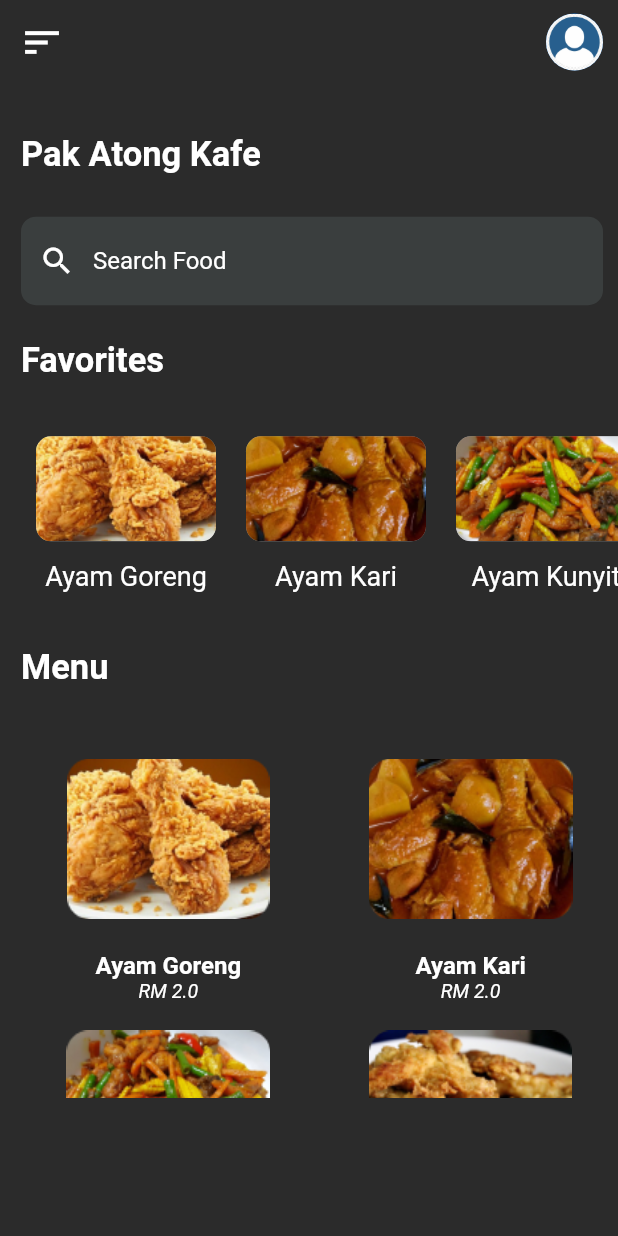
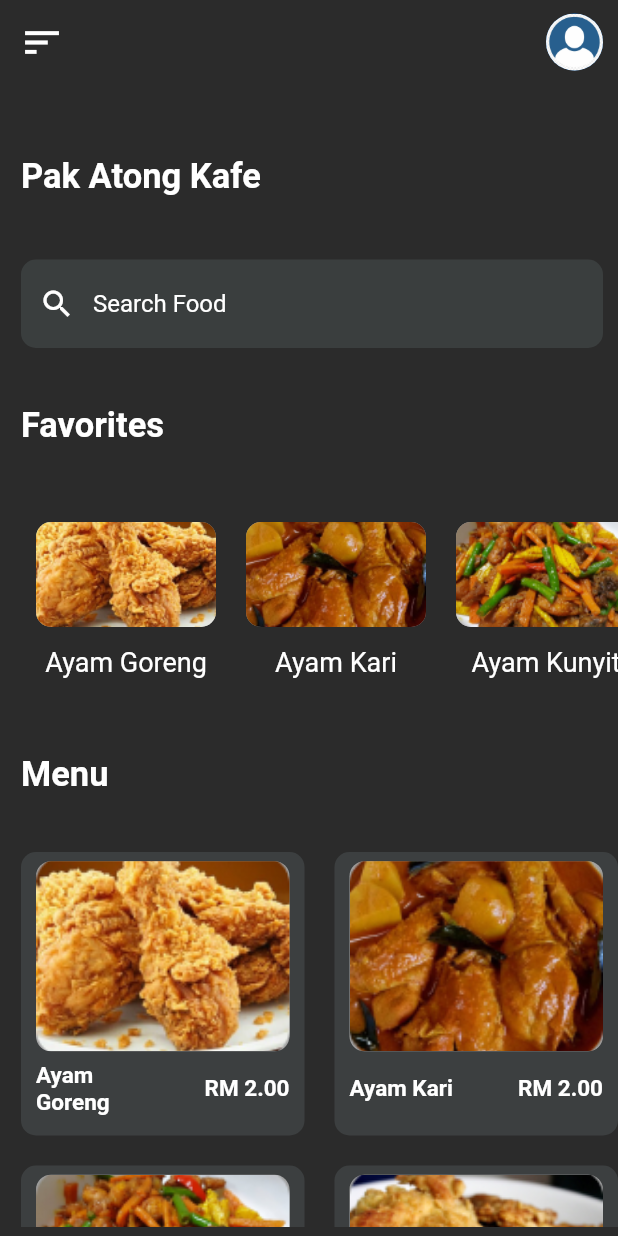
Before and after one commit to UTM-AD-Group-Bolt/Pak-Atong-Kafe-App, a Flutter app: the screen it shows after launch, on a phone screen of 412 x 824 dp. Run offline on Flutter 3.47's test engine with Material 2 defaults, Android fonts, the phone set to English and light mode, and no system bars.

Commit message:
fix homepage bug, favoritepage basic layout

```diff
--- a/lib/HomePage.dart
+++ b/lib/HomePage.dart
@@ -53,72 +53,78 @@ class HomePage extends StatelessWidget {
     );
   }
 
-  Widget _bottomCategories({required String image, required String title, required double price}) {
+  Widget _bottomCategories(
+      {required String image, required String title, required double price}) {
+    if (title == "")
+      return new Container(); //Ros: Returns an empty container if there are no titles
     return Container(
       decoration: BoxDecoration(
-
-        borderRadius: BorderRadius.circular(20.0),
+        color: Color(0xff3c3f40),
+        borderRadius: BorderRadius.circular(10.0),
       ),
       child: Padding(
-        padding: EdgeInsets.all(2.0),
+        padding: EdgeInsets.symmetric(horizontal: 10),
         child: Column(
-
-          mainAxisAlignment: MainAxisAlignment.spaceEvenly,
-          crossAxisAlignment: CrossAxisAlignment.start,
+          mainAxisAlignment: MainAxisAlignment.center,
+          crossAxisAlignment: CrossAxisAlignment.stretch,
           children: [
-
-              Center(
-                child: ClipRRect(
-                  borderRadius: BorderRadius.circular(15.0),
+            AspectRatio(
+              aspectRatio: 4 / 3,
+              child: Expanded(
                 child: Container(
-                    height: 150,
-                    width: 260,
-                    child: Image(
-                      image: AssetImage(image)
+                  decoration: BoxDecoration(
+                    color: Colors.grey,
+                    image: DecorationImage(
+                      fit: BoxFit.cover,
+                      image: AssetImage(image),
                     ),
-
-                  ),
-
-
-
+                    borderRadius: BorderRadius.circular(10.0),
                   ),
                 ),
-
-            Container(
-              height: 10,
+              ),
+            ),
+            Flexible(
+              child: Container(
+                height: 50,
                 child: Column(
                   mainAxisAlignment: MainAxisAlignment.spaceEvenly,
                   crossAxisAlignment: CrossAxisAlignment.start,
                   children: [
-                  Center(
-                    child: Column(
+                    Row(
                       mainAxisAlignment: MainAxisAlignment.spaceBetween,
                       children: [
-                        Text(
+                        Expanded(
+                          child: Text(
                             title,
+                            softWrap: false,
+                            maxLines: 2,
+                            overflow: TextOverflow.ellipsis,
                             style: TextStyle(
-                            fontSize: 16,
+                              fontSize: 15,
                               color: Colors.white,
                               fontWeight: FontWeight.bold,
-
                             ),
                           ),
-                        Text(
-                          'RM $price',
+                        ),
+                        Flexible(
+                          child: Text(
+                            'RM ${price.toStringAsFixed(2)}',
+                            softWrap: false,
+                            maxLines: 1,
+                            textAlign: TextAlign.center,
                             style: TextStyle(
-                            fontSize: 13,
+                              fontSize: 15,
                               color: Colors.white,
-                            fontStyle: FontStyle.italic,
-
+                              fontWeight: FontWeight.bold,
+                            ),
                           ),
                         ),
                       ],
                     ),
-                  ),
-
                   ],
                 ),
-            )
+              ),
+            ),
           ],
         ),
       ),
@@ -158,7 +164,7 @@ class HomePage extends StatelessWidget {
         child: ListView(
           children: [
             Container(
-              height: 700,
+              height: 800,
               child: Column(
                 mainAxisAlignment: MainAxisAlignment.spaceEvenly,
                 crossAxisAlignment: CrossAxisAlignment.start,
@@ -180,7 +186,6 @@ class HomePage extends StatelessWidget {
                         SizedBox(
                           height: 4,
                         ),
-
                       ],
                     ),
                   ),
@@ -223,9 +228,9 @@ class HomePage extends StatelessWidget {
                     height: 250,
                     child: GridView.count(
                       crossAxisCount: 2,
-                      childAspectRatio: 1.3,
-                      mainAxisSpacing: 30,
-                      crossAxisSpacing: 5,
+                      childAspectRatio: 1,
+                      mainAxisSpacing: 20,
+                      crossAxisSpacing: 20,
                       scrollDirection: Axis.vertical,
                       children: [
                         _bottomCategories(
@@ -283,6 +288,18 @@ class HomePage extends StatelessWidget {
                           title: 'Tom Yam',
                           price: 2,
                         ),
+                        _bottomCategories(
+                          //filler items
+                          image: '',
+                          title: '',
+                          price: 0,
+                        ),
+                        _bottomCategories(
+                          //filler items
+                          image: '',
+                          title: '',
+                          price: 0,
+                        ),
                       ],
                     ),
                   )
```
Lines whose indentation alone changed are shown as unchanged.
